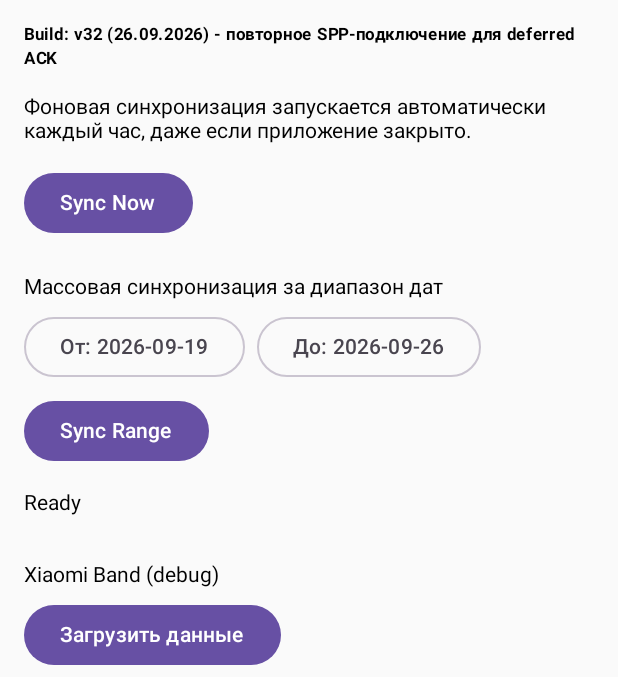
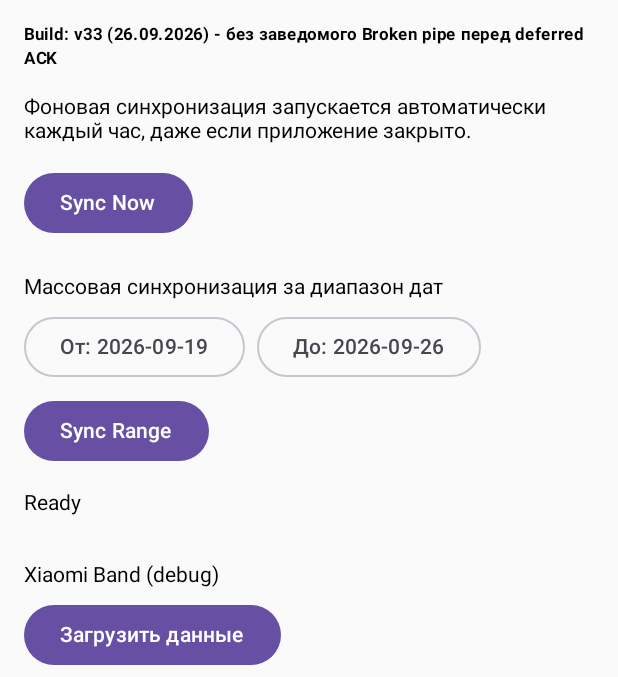
Before and after one commit to vsuh/sleepmon, an Android app built with Jetpack Compose: the screen it shows after launch (MainActivity), on a phone screen of 412 x 824 dp, the part 73-750 px from its top. Run offline under Robolectric (Android 15) with nearby library versions, the light colour scheme and no system bars; libraries missing offline, so code that uses them is left out: androidx.health.connect; pictures from the network do not load; 3 statements that could not run were skipped.

Commit message:
Bump Android build tag to v33

```diff
--- a/android_sync_app/app/src/main/java/com/example/sleepmonitorsync/MainActivity.kt
+++ b/android_sync_app/app/src/main/java/com/example/sleepmonitorsync/MainActivity.kt
@@ -46,7 +46,7 @@ class MainActivity : ComponentActivity() {
          * 2026-09-15 - see 10-projects/sleep-monitor/task.md "process rule" entry).
          * Format: "vN (ДД.ММ.ГГГГ) - краткое описание изменения".
          */
-        const val APP_BUILD_TAG = "v32 (26.09.2026) - повторное SPP-подключение для deferred ACK"
+        const val APP_BUILD_TAG = "v33 (26.09.2026) - без заведомого Broken pipe перед deferred ACK"
     }
 
     private val permissions = setOf(
```
